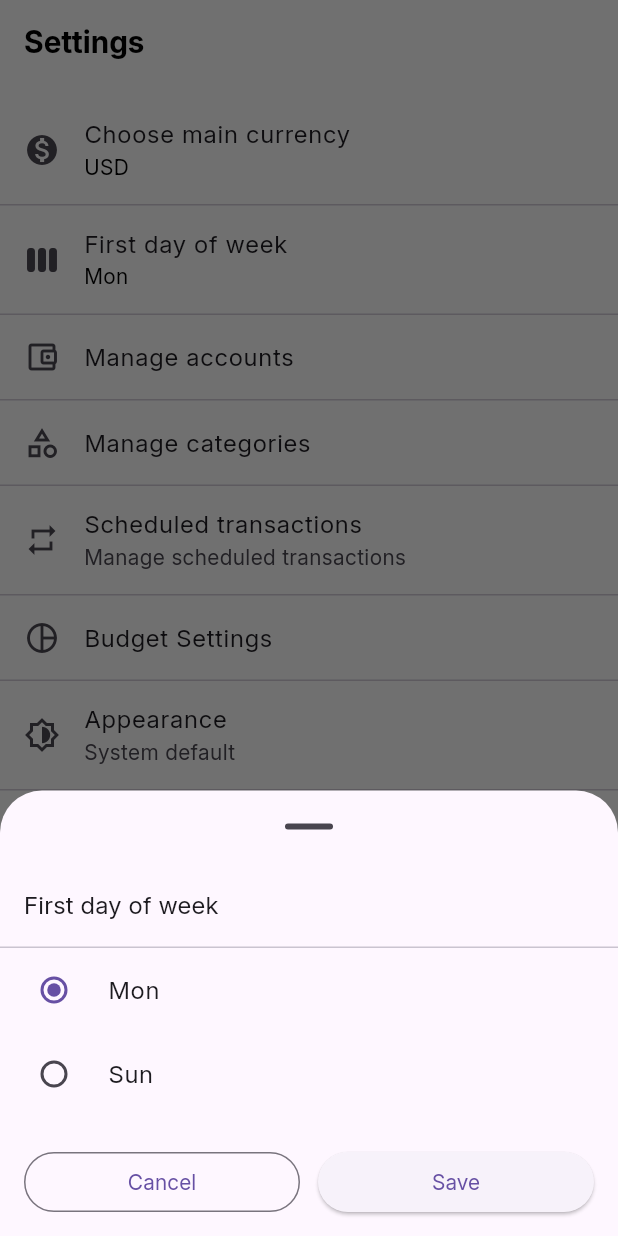
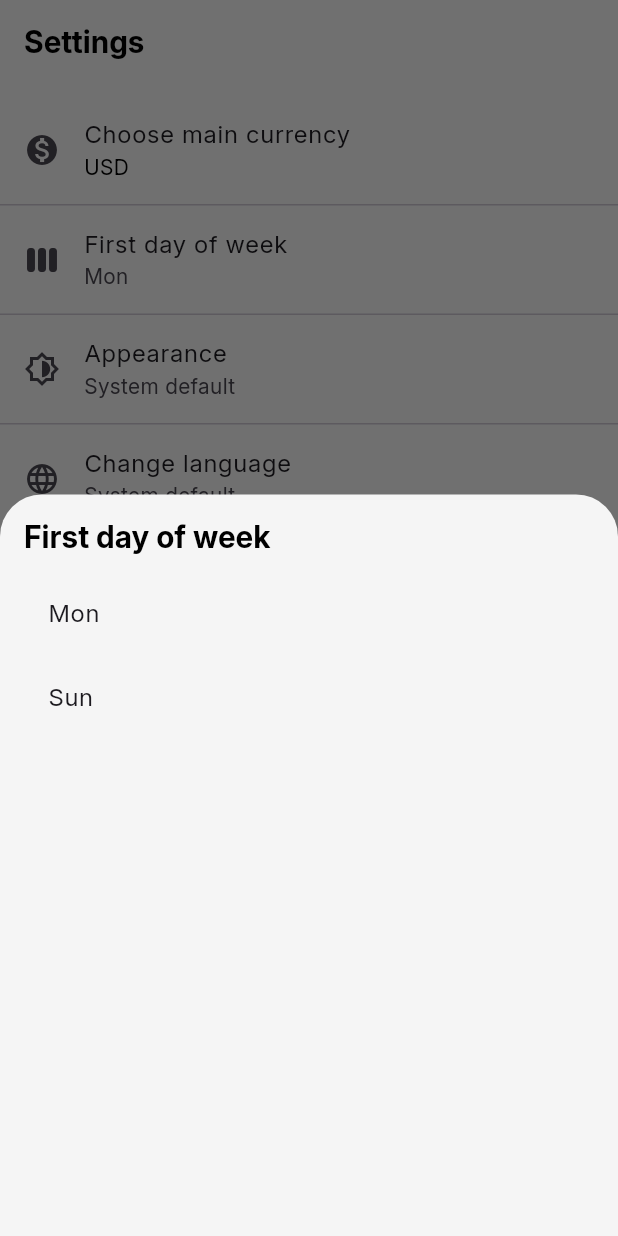
Before and after one commit to AgnerDDiaz/cashflowx, a Flutter app: the screen it shows after launch, item 4 of the bottom bar chosen, after a tap on "First day of week", on a phone screen of 412 x 824 dp. Run offline on Flutter 3.47's test engine with Material 3 defaults, Android fonts, the phone set to English and light mode, and no system bars; our stand-ins replace easy_localization, sqflite; accounts and stored records are empty.

Commit message:
Integracion de selector de tema y lenguaje desde la pantalla de settings

```diff
--- a/assets/l10n/es.json
+++ b/assets/l10n/es.json
@@ -136,5 +136,7 @@
     "cancel": "Cancelar",
     "hidden": "oculta", "save": "Guardar",
     "save_changes": "Guardar cambios"
-  }
+  },
+  "theme": { "system":"Según el sistema", "light":"Claro", "dark":"Oscuro" },
+  "language": { "system":"Según el sistema" }
 }
--- a/lib/main.dart
+++ b/lib/main.dart
@@ -4,6 +4,7 @@ import 'package:easy_localization/easy_localization.dart';
 
 import 'utils/database_helper.dart';
 import 'utils/theme.dart';
+import 'utils/settings_helper.dart'; // ⬅️ NUEVO
 import 'screen/main_screen.dart';
 
 // Repos & Models (para cargar datos iniciales sin tocar pantallas aún)
@@ -27,6 +28,9 @@ Future<void> main() async {
 
   // Fuerza la inicialización/migraciones y (en debug) los seeds de prueba
   await DatabaseHelper().database;
+
+  // Cargar tema/idioma desde la tabla settings (para que el themeMode quede listo)
+  await SettingsHelper().loadThemeAndLanguage(); // ⬅️ NUEVO
 
   // Cargar datos con repos (y pasarlos como Map para no romper MainScreen todavía)
   final accounts = await _loadAccountsAsMaps();
@@ -61,12 +65,16 @@ class MyApp extends StatelessWidget {
 
   @override
   Widget build(BuildContext context) {
+    // ⬇️ Escucha cambios de tema desde SettingsHelper.themeMode
+    return ValueListenableBuilder<ThemeMode>(
+      valueListenable: SettingsHelper.themeMode,
+      builder: (_, mode, __) {
         return MaterialApp(
           title: 'CashFlowX',
           debugShowCheckedModeBanner: false,
           theme: lightTheme,
           darkTheme: darkTheme,
-      themeMode: ThemeMode.system,
+          themeMode: mode, // ⬅️ NUEVO: aplica system/light/dark guardado
           home: MainScreen(
             accounts: accounts,
             categories: categories,
@@ -76,6 +84,8 @@ class MyApp extends StatelessWidget {
           localizationsDelegates: context.localizationDelegates,
           supportedLocales: context.supportedLocales,
           locale: context.locale,
+        );
+      },
     );
   }
 }
--- a/lib/screen/settings_screen.dart
+++ b/lib/screen/settings_screen.dart
@@ -4,6 +4,9 @@ import 'package:flutter/material.dart';
 
 import 'package:cashflowx/utils/settings_helper.dart';
 import 'package:cashflowx/screen/select_currency_screen.dart';
+
+// Tile estándar para “Primer día de la semana”
+import '../widgets/selectors/week_start_selector.dart';
 
 class SettingsScreen extends StatefulWidget {
   const SettingsScreen({Key? key}) : super(key: key);
@@ -16,10 +19,26 @@ class _SettingsScreenState extends State<SettingsScreen> {
   String _firstDay = 'monday'; // 'monday' | 'sunday'
   String _mainCurrency = 'DOP';
 
+  // Idioma/tema
+  String _languageCode = 'system';       // 'system' | 'en' | 'es' | ...
+  ThemeMode _themeMode = ThemeMode.system;
+
   @override
   void initState() {
     super.initState();
     _loadPrefs();
+    _loadLang();
+    _loadTheme();
+  }
+
+  Future<void> _loadLang() async {
+    _languageCode = await SettingsHelper().getLanguageCode();
+    if (mounted) setState(() {});
+  }
+
+  Future<void> _loadTheme() async {
+    _themeMode = await SettingsHelper().getThemeMode();
+    if (mounted) setState(() {});
   }
 
   Future<void> _loadPrefs() async {
@@ -33,94 +52,155 @@ class _SettingsScreenState extends State<SettingsScreen> {
     });
   }
 
-  // Pequeño helper: si la key no existe, usa fallback
+  // Helper: si la key no existe, usa fallback
   String trOr(String key, String fallback) {
     final v = key.tr();
     return v == key ? fallback : v;
   }
 
-  String _weekdayLabel(String v) {
-    return v == 'sunday'
-        ? trOr('sunday', 'Sunday')
-        : trOr('monday', 'Monday');
+  String _weekdayLabel(String v) =>
+      v == 'sunday' ? trOr('sunday', 'Sunday') : trOr('monday', 'Monday');
+
+  // ======== THEME ========
+
+  String _themeLabel(ThemeMode m) {
+    switch (m) {
+      case ThemeMode.light:
+        return trOr('theme.light', 'Light');
+      case ThemeMode.dark:
+        return trOr('theme.dark', 'Dark');
+      case ThemeMode.system:
+      default:
+        return trOr('theme.system', 'System default');
+    }
   }
 
-  Future<void> _openFirstDaySheet() async {
-    String temp = _firstDay;
+  Future<void> _openThemeSheet() async {
+    final options = <ThemeMode>[
+      ThemeMode.system,
+      ThemeMode.light,
+      ThemeMode.dark,
+    ];
 
-    final result = await showModalBottomSheet<String>(
+    final picked = await showModalBottomSheet<ThemeMode>(
       context: context,
-      showDragHandle: true,
-      backgroundColor: Theme.of(context).colorScheme.surface,
+      isScrollControlled: true,
+      backgroundColor: Theme.of(context).scaffoldBackgroundColor,
       builder: (ctx) {
-        return SafeArea(
-          child: StatefulBuilder(
-            builder: (context, setModalState) {
-              return Column(
-                mainAxisSize: MainAxisSize.min,
+        return Container(
+          padding: const EdgeInsets.all(16),
+          height: MediaQuery.of(ctx).size.height * 0.6,
+          child: Column(
             children: [
-                  ListTile(
-                    title: Text(
-                      trOr('first_day_of_week', 'First day of week'),
-                      style: Theme.of(context).textTheme.titleMedium,
+              Row(
+                mainAxisAlignment: MainAxisAlignment.spaceBetween,
+                children: [
+                  Text(trOr('appearance', 'Appearance'),
+                      style: Theme.of(ctx).textTheme.titleLarge),
+                  const SizedBox(width: 24),
+                ],
               ),
-                  ),
-                  const Divider(height: 1),
-                  RadioListTile<String>(
-                    value: 'monday',
-                    groupValue: temp,
-                    onChanged: (v) => setModalState(() => temp = v ?? 'monday'),
-                    title: Text(_weekdayLabel('monday')),
-                  ),
-                  RadioListTile<String>(
-                    value: 'sunday',
-                    groupValue: temp,
-                    onChanged: (v) => setModalState(() => temp = v ?? 'monday'),
-                    title: Text(_weekdayLabel('sunday')),
-                  ),
-                  const SizedBox(height: 8),
-                  Padding(
-                    padding: const EdgeInsets.symmetric(horizontal: 16, vertical: 12),
-                    child: Row(
-                      children: [
+              const SizedBox(height: 10),
               Expanded(
-                          child: OutlinedButton(
-                            onPressed: () => Navigator.pop(context),
-                            child: Text(trOr('cancel', 'Cancel')),
-                          ),
-                        ),
-                        const SizedBox(width: 12),
-                        Expanded(
-                          child: ElevatedButton(
-                            onPressed: () => Navigator.pop(context, temp),
-                            child: Text(trOr('save', 'Save')),
+                child: ListView(
+                  children: options.map((m) {
+                    return ListTile(
+                      title: Text(_themeLabel(m)),
+                      onTap: () => Navigator.pop(ctx, m),
+                    );
+                  }).toList(),
                 ),
               ),
             ],
-                    ),
-                  ),
-                ],
-              );
-            },
           ),
         );
       },
     );
 
-    if (result != null && result != _firstDay) {
-      await SettingsHelper().setFirstWeekday(result);
+    if (picked != null && picked != _themeMode) {
+      await SettingsHelper().setThemeMode(picked); // persiste + notifica
       if (!mounted) return;
-      setState(() => _firstDay = result);
+      setState(() => _themeMode = picked);
+    }
+  }
 
-      ScaffoldMessenger.of(context).showSnackBar(
-        SnackBar(
-          content: Text(
-            '${trOr('settings_updated', 'Settings updated')} · ${_weekdayLabel(_firstDay)}',
+  // ======== LANGUAGE ========
+
+  String _languageLabel(String code) {
+    if (code == 'system') return trOr('language.system', 'System default');
+    // Mapa simple (ajústalo si agregas más idiomas)
+    switch (code) {
+      case 'es':
+        return 'Español';
+      case 'en':
+        return 'English';
+      default:
+        return code;
+    }
+  }
+
+  Future<void> _openLanguageSheet() async {
+    final supported = context.supportedLocales;
+    final entries = <String>['system', ...supported.map(_toCode)];
+
+    final picked = await showModalBottomSheet<String>(
+      context: context,
+      isScrollControlled: true,
+      backgroundColor: Theme.of(context).scaffoldBackgroundColor,
+      builder: (ctx) {
+        return Container(
+          padding: const EdgeInsets.all(16),
+          height: MediaQuery.of(ctx).size.height * 0.6,
+          child: Column(
+            children: [
+              Row(
+                mainAxisAlignment: MainAxisAlignment.spaceBetween,
+                children: [
+                  Text(trOr('change_language', 'Change language'),
+                      style: Theme.of(ctx).textTheme.titleLarge),
+                  const SizedBox(width: 24),
+                ],
+              ),
+              const SizedBox(height: 10),
+              Expanded(
+                child: ListView(
+                  children: entries.map((code) {
+                    return ListTile(
+                      title: Text(_languageLabel(code)),
+                      onTap: () => Navigator.pop(ctx, code),
+                    );
+                  }).toList(),
                 ),
               ),
+            ],
+          ),
         );
+      },
+    );
+
+    if (picked != null && picked != _languageCode) {
+      await SettingsHelper().setLanguageCode(picked);
+      if (!mounted) return;
+
+      // Aplica el idioma en vivo
+      if (picked == 'system') {
+        final dev = context.deviceLocale;
+        await context.setLocale(Locale(dev.languageCode, dev.countryCode));
+      } else {
+        final parts = picked.split('-');
+        final loc =
+        parts.length == 2 ? Locale(parts[0], parts[1]) : Locale(parts[0]);
+        await context.setLocale(loc);
+      }
+
+      setState(() => _languageCode = picked);
     }
   }
+
+  String _toCode(Locale l) =>
+      (l.countryCode == null || l.countryCode!.isEmpty)
+          ? l.languageCode
+          : '${l.languageCode}-${l.countryCode}';
 
   @override
   Widget build(BuildContext context) {
@@ -149,23 +229,47 @@ class _SettingsScreenState extends State<SettingsScreen> {
                 if (!mounted) return;
                 setState(() => _mainCurrency = selected);
                 ScaffoldMessenger.of(context).showSnackBar(
-                  SnackBar(content: Text('main_currency_updated_to'.tr(args: [selected]))),
+                  SnackBar(
+                    content: Text(
+                      'main_currency_updated_to'.tr(args: [selected]),
+                    ),
+                  ),
                 );
               }
             },
           ),
           const Divider(height: 1),
 
-          // Primer día de la semana (NUEVO)
-          ListTile(
-            leading: const Icon(Icons.view_week),
-            title: Text(trOr('first_day_of_week', 'First day of week')),
-            subtitle: Text(_weekdayLabel(_firstDay), style: bodyStyle),
-            onTap: _openFirstDaySheet,
+          // --- Primer día de la semana (tile estándar) ---
+          WeekStartTile(
+            initialValue: _firstDay, // 'monday' | 'sunday'
+            onChanged: (v) async {
+              await SettingsHelper().setFirstWeekday(v);
+              if (!mounted) return;
+              setState(() => _firstDay = v);
+            },
           ),
           const Divider(height: 1),
 
-          // Placeholders (botones listos para conectar)
+          // --- Apariencia: mantiene el botón, abre selector ---
+          ListTile(
+            leading: const Icon(Icons.brightness_6_outlined),
+            title: Text(trOr('appearance', 'Appearance')),
+            subtitle: Text(_themeLabel(_themeMode)),
+            onTap: _openThemeSheet,
+          ),
+          const Divider(height: 1),
+
+          // --- Idioma: mantiene el botón, abre selector ---
+          ListTile(
+            leading: const Icon(Icons.language),
+            title: Text(trOr('change_language', 'Change language')),
+            subtitle: Text(_languageLabel(_languageCode)),
+            onTap: _openLanguageSheet,
+          ),
+          const Divider(height: 1),
+
+          // --- Resto de opciones existentes ---
           ListTile(
             leading: const Icon(Icons.account_balance_wallet_outlined),
             title: Text(trOr('manage_accounts', 'Manage accounts')),
@@ -195,7 +299,6 @@ class _SettingsScreenState extends State<SettingsScreen> {
               );
             },
           ),
-
           const Divider(height: 1),
 
           ListTile(
@@ -203,25 +306,6 @@ class _SettingsScreenState extends State<SettingsScreen> {
             title: Text(trOr('budget_settings', 'Budget settings')),
             onTap: () {
               // TODO: ajustes de presupuesto
-            },
-          ),
-          const Divider(height: 1),
-
-          ListTile(
-            leading: const Icon(Icons.brightness_6_outlined),
-            title: Text(trOr('appearance', 'Appearance')),
-            subtitle: Text(trOr('system_default', 'System default')),
-            onTap: () {
-              // TODO: claro / oscuro / sistema
-            },
-          ),
-          const Divider(height: 1),
-
-          ListTile(
-            leading: const Icon(Icons.language),
-            title: Text(trOr('change_language', 'Change language')),
-            onTap: () {
-              // TODO: seleccionar idioma
             },
           ),
           const Divider(height: 1),
--- a/lib/utils/settings_helper.dart
+++ b/lib/utils/settings_helper.dart
@@ -1,98 +1,138 @@
+import 'package:flutter/material.dart';
 import 'package:cashflowx/utils/database_helper.dart';
 
 class SettingsHelper {
   static final SettingsHelper _instance = SettingsHelper._internal();
   factory SettingsHelper() => _instance;
-
   SettingsHelper._internal();
 
   final DatabaseHelper _dbHelper = DatabaseHelper();
 
-  // -------- Moneda principal (lo que ya tenías) --------
+  // =================== THEME & LANGUAGE (NUEVO) ===================
 
-  /// ✅ Obtener la moneda principal actual
+  static const String _kThemeModeCol   = 'theme_mode';     // 'system' | 'light' | 'dark'
+  static const String _kLanguageCodeCol= 'language_code';  // 'system' | 'en' | 'es' ...
+
+  /// Notifier para reconstruir la app cuando cambie el tema.
+  static final ValueNotifier<ThemeMode> themeMode = ValueNotifier<ThemeMode>(ThemeMode.system);
+
+  /// Carga tema/idioma desde BD al iniciar la app (llamar en main() antes de runApp).
+  Future<void> loadThemeAndLanguage() async {
+    await _ensureThemeLanguageColumns();
+
+    // Tema
+    final tm = await _getStringSetting(_kThemeModeCol, 'system');
+    themeMode.value = _parseThemeMode(tm);
+
+    // Idioma (no usamos notifier; lo aplica SettingsScreen con EasyLocalization)
+    // Si quieres leerlo en runtime:
+    // final lang = await _getStringSetting(_kLanguageCodeCol, 'system');
+  }
+
+  Future<void> setThemeMode(ThemeMode mode) async {
+    final db = await _dbHelper.database;
+    await db.update('settings', { _kThemeModeCol: _themeModeToString(mode) }, where: 'id = 1');
+    themeMode.value = mode;
+  }
+
+  Future<ThemeMode> getThemeMode() async {
+    final s = await _getStringSetting(_kThemeModeCol, 'system');
+    return _parseThemeMode(s);
+  }
+
+  Future<void> setLanguageCode(String code) async {
+    final db = await _dbHelper.database;
+    await db.update('settings', { _kLanguageCodeCol: code }, where: 'id = 1');
+  }
+
+  Future<String> getLanguageCode() async {
+    return _getStringSetting(_kLanguageCodeCol, 'system');
+  }
+
+  ThemeMode _parseThemeMode(String s) {
+    switch (s) {
+      case 'light': return ThemeMode.light;
+      case 'dark' : return ThemeMode.dark;
+      default     : return ThemeMode.system;
+    }
+  }
+
+  String _themeModeToString(ThemeMode m) {
+    switch (m) {
+      case ThemeMode.light: return 'light';
+      case ThemeMode.dark : return 'dark';
+      case ThemeMode.system:
+      default             : return 'system';
+    }
+  }
+
+  Future<void> _ensureThemeLanguageColumns() async {
+    final db = await _dbHelper.database;
+    final info = await db.rawQuery("PRAGMA table_info(settings);");
+
+    bool has(String name) => info.any((c) => (c['name'] as String?) == name);
+
+    if (!has(_kThemeModeCol)) {
+      await db.execute("ALTER TABLE settings ADD COLUMN $_kThemeModeCol TEXT DEFAULT 'system';");
+      await db.update('settings', { _kThemeModeCol: 'system' }, where: 'id = 1');
+    }
+    if (!has(_kLanguageCodeCol)) {
+      await db.execute("ALTER TABLE settings ADD COLUMN $_kLanguageCodeCol TEXT DEFAULT 'system';");
+      await db.update('settings', { _kLanguageCodeCol: 'system' }, where: 'id = 1');
+    }
+  }
+
+  Future<String> _getStringSetting(String col, String def) async {
+    final db = await _dbHelper.database;
+    final rows = await db.query('settings', columns: [col], where: 'id = 1', limit: 1);
+    final v = (rows.isNotEmpty ? rows.first[col] : null) as String?;
+    return (v == null || v.isEmpty) ? def : v;
+  }
+
+  // =================== MONEDA PRINCIPAL (YA EXISTÍA) ===================
+
   Future<String> getMainCurrency() async {
     final db = await _dbHelper.database;
-
-    final result = await db.query(
-      'settings',
-      columns: ['main_currency'],
-      where: 'id = 1', // Tu settings siempre tiene id = 1
-    );
-
+    final result = await db.query('settings', columns: ['main_currency'], where: 'id = 1');
     if (result.isNotEmpty && result.first['main_currency'] != null) {
       return result.first['main_currency'] as String;
     } else {
-      // Si por alguna razón no existe, inicializamos a 'DOP'
       await setMainCurrency('DOP');
       return 'DOP';
     }
   }
 
-  /// ✅ Cambiar la moneda principal
   Future<void> setMainCurrency(String newCurrency) async {
     final db = await _dbHelper.database;
-
-    await db.update(
-      'settings',
-      {'main_currency': newCurrency},
-      where: 'id = 1',
-    );
+    await db.update('settings', {'main_currency': newCurrency}, where: 'id = 1');
   }
 
-  // -------- Primer día de la semana (NUEVO) --------
+  // =================== PRIMER DÍA DE SEMANA (YA TENÍAMOS) ===================
 
   static const String _kFirstWeekdayCol = 'first_day_of_week'; // 'monday' | 'sunday'
 
-  /// Asegura que la columna exista (si es proyecto viejo, la crea al vuelo).
   Future<void> _ensureFirstWeekdayColumn() async {
     final db = await _dbHelper.database;
-
-    // ¿Ya existe la columna?
     final info = await db.rawQuery("PRAGMA table_info(settings);");
     final exists = info.any((c) => (c['name'] as String?) == _kFirstWeekdayCol);
     if (exists) return;
-
-    // Crear columna con default 'monday' y setear fila id=1 si existe.
-    await db.execute(
-      "ALTER TABLE settings ADD COLUMN $_kFirstWeekdayCol TEXT DEFAULT 'monday';",
-    );
-
-    // Si la fila id=1 ya existe, garantizar valor.
-    await db.update(
-      'settings',
-      {_kFirstWeekdayCol: 'monday'},
-      where: 'id = 1',
-    );
+    await db.execute("ALTER TABLE settings ADD COLUMN $_kFirstWeekdayCol TEXT DEFAULT 'monday';");
+    await db.update('settings', { _kFirstWeekdayCol: 'monday' }, where: 'id = 1');
   }
 
-  /// ✅ Obtener primer día de la semana. Siempre devuelve 'monday' o 'sunday'.
   Future<String> getFirstWeekday() async {
     await _ensureFirstWeekdayColumn();
     final db = await _dbHelper.database;
-
-    final result = await db.query(
-      'settings',
-      columns: [_kFirstWeekdayCol],
-      where: 'id = 1',
-      limit: 1,
-    );
-
+    final result = await db.query('settings', columns: [_kFirstWeekdayCol], where: 'id = 1', limit: 1);
     final value = (result.isNotEmpty ? result.first[_kFirstWeekdayCol] : null) as String?;
     if (value == 'sunday') return 'sunday';
-    return 'monday'; // default
+    return 'monday';
   }
 
-  /// ✅ Establecer primer día de la semana ('monday' | 'sunday')
   Future<void> setFirstWeekday(String value) async {
-    final v = (value.toLowerCase() == 'sunday') ? 'sunday' : 'monday'; // solo 2 valores permitidos
+    final v = (value.toLowerCase() == 'sunday') ? 'sunday' : 'monday';
     await _ensureFirstWeekdayColumn();
     final db = await _dbHelper.database;
-
-    await db.update(
-      'settings',
-      {_kFirstWeekdayCol: v},
-      where: 'id = 1',
-    );
+    await db.update('settings', { _kFirstWeekdayCol: v }, where: 'id = 1');
   }
 }
--- /dev/null
+++ b/lib/widgets/selectors/week_start_selector.dart
@@ -0,0 +1,103 @@
+import 'package:easy_localization/easy_localization.dart';
+import 'package:flutter/material.dart';
+import 'package:intl/intl.dart';
+
+/// Opción de ajustes para elegir el primer día de la semana.
+/// Mantiene el bottom sheet estandarizado, pero se ve como un ListTile.
+/// Valor: 'monday' | 'sunday'
+class WeekStartTile extends StatefulWidget {
+  final String? initialValue;
+  final ValueChanged<String> onChanged;
+  final IconData leadingIcon;
+
+  const WeekStartTile({
+    super.key,
+    required this.onChanged,
+    this.initialValue,
+    this.leadingIcon = Icons.view_week, // ícono de la fila
+  });
+
+  @override
+  State<WeekStartTile> createState() => _WeekStartTileState();
+
+  /// Helper por si quieres obtener el label corto en otros lados.
+  static String labelFromValue(BuildContext ctx, String v) {
+    final loc = ctx.locale.toString();
+    final baseMonday = DateTime(2024, 1, 1); // Monday
+    final weekday = v == 'sunday' ? 7 : 1;   // map a DateTime.weekday
+    final date = baseMonday.add(Duration(days: weekday - 1));
+    return DateFormat('EEE', loc).format(date); // Mon/Sun o Lun/Dom
+  }
+}
+
+class _WeekStartTileState extends State<WeekStartTile> {
+  late String _value;
+
+  @override
+  void initState() {
+    super.initState();
+    _value = widget.initialValue ?? 'monday';
+  }
+
+  @override
+  Widget build(BuildContext context) {
+    final title = _trOr('first_day_of_week', 'First day of week');
+    final subtitle = WeekStartTile.labelFromValue(context, _value);
+
+    return ListTile(
+      leading: Icon(widget.leadingIcon),
+      title: Text(title),
+      subtitle: Text(subtitle),
+      onTap: _openSheet,
+    );
+  }
+
+  void _openSheet() {
+    showModalBottomSheet(
+      context: context,
+      isScrollControlled: true,
+      backgroundColor: Theme.of(context).scaffoldBackgroundColor,
+      builder: (ctx) {
+        final options = const ['monday', 'sunday'];
+        return Container(
+          padding: const EdgeInsets.all(16),
+          height: MediaQuery.of(ctx).size.height * 0.6,
+          child: Column(
+            children: [
+              Row(
+                mainAxisAlignment: MainAxisAlignment.spaceBetween,
+                children: [
+                  Text(_trOr('first_day_of_week', 'First day of week'),
+                      style: Theme.of(ctx).textTheme.titleLarge),
+                  const SizedBox(width: 24),
+                ],
+              ),
+              const SizedBox(height: 10),
+              Expanded(
+                child: ListView.builder(
+                  itemCount: options.length,
+                  itemBuilder: (_, i) {
+                    final v = options[i];
+                    return ListTile(
+                      title: Text(WeekStartTile.labelFromValue(ctx, v)),
+                      onTap: () {
+                        setState(() => _value = v);
+                        widget.onChanged(v);
+                        Navigator.pop(ctx);
+                      },
+                    );
+                  },
+                ),
+              ),
+            ],
+          ),
+        );
+      },
+    );
+  }
+
+  String _trOr(String key, String fallback) {
+    final t = key.tr();
+    return t == key ? fallback : t;
+  }
+}
```
Also changed, not shown: assets/l10n/en.json (+6 -1 lines), lib/widgets/selectors/language_tile.dart (added, +87 -0 lines), lib/widgets/selectors/theme_mode_tile.dart (added, +79 -0 lines). Lines whose indentation alone changed are shown as unchanged.
